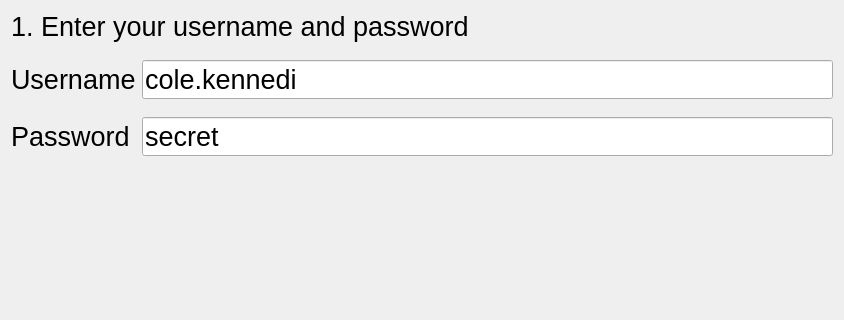
Before: the Qt Designer form wusernamepassword.ui in End1-1/TaxiCashbox, drawn with Qt 5; both pictures show x 0 to 844 and y 0 to 320 of the 844 by 541 pixel window.
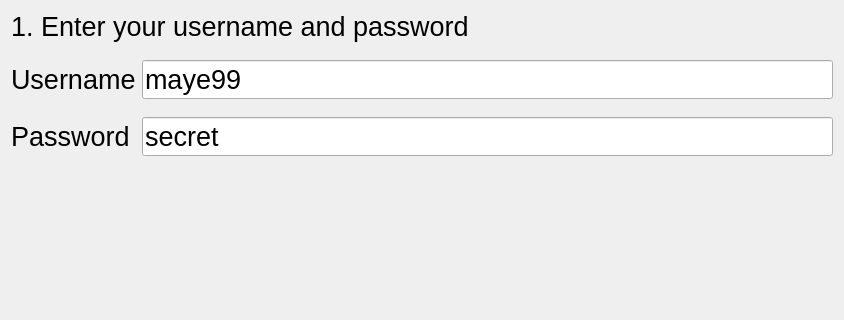
After: the same form once the commit is applied. Custom widgets are drawn as their Qt base class.

```diff
--- a/wusernamepassword.ui
+++ b/wusernamepassword.ui
@@ -152,7 +152,7 @@
       </font>
      </property>
      <property name="text">
-      <string>cole.kennedi</string>
+      <string>maye99</string>
      </property>
     </widget>
    </item>
```
